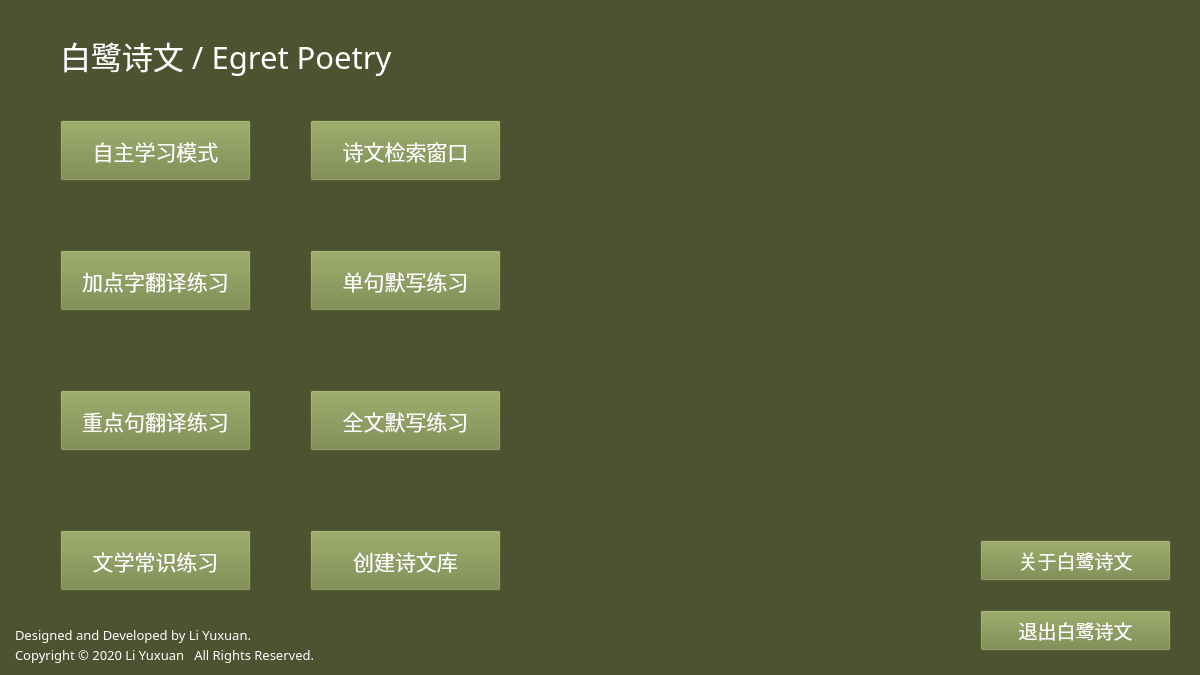
The window that Menu.ui (liyuxuan2003/EgretPoetry) describes before a commit, drawn with Qt 5.
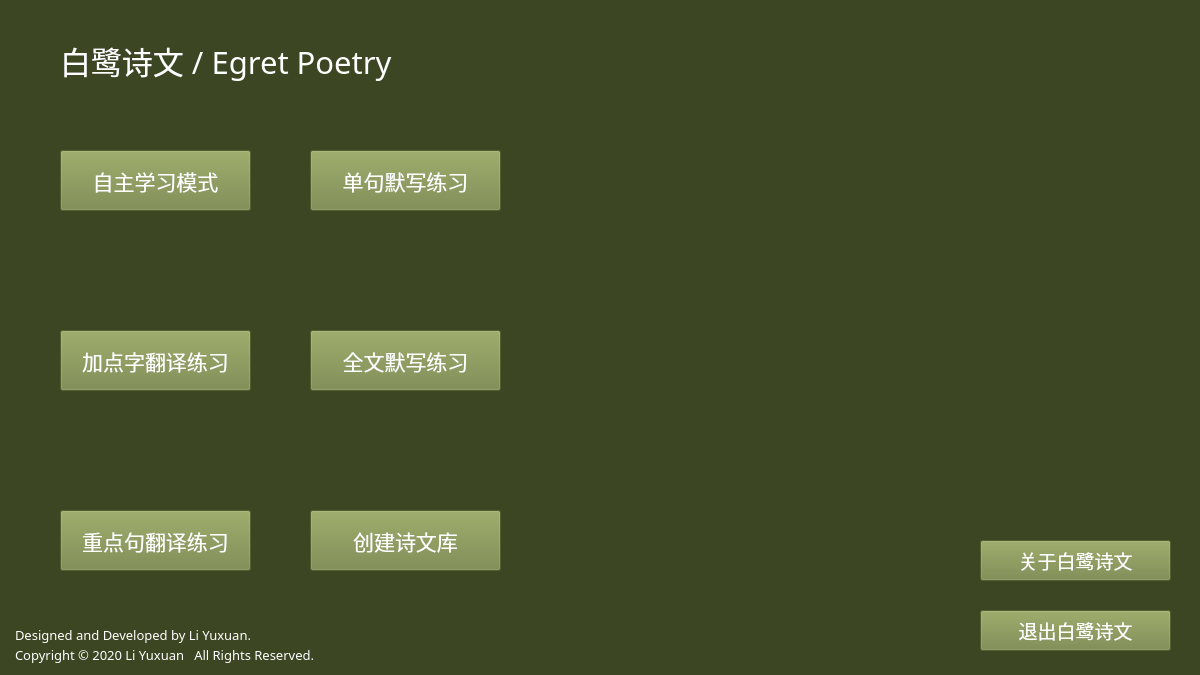
The same window after the commit. Icons and pictures are not drawn.

```diff
--- a/Menu.ui
+++ b/Menu.ui
@@ -14,36 +14,13 @@
    <string>Frame</string>
   </property>
   <property name="styleSheet">
-   <string notr="true">background-color: rgb(77, 83, 49);</string>
+   <string notr="true">background-color: rgb(60, 70, 35);</string>
   </property>
-  <widget class="QPushButton" name="pushButtonLiteraryKnowledge">
-   <property name="geometry">
-    <rect>
-     <x>60</x>
-     <y>530</y>
-     <width>191</width>
-     <height>61</height>
-    </rect>
-   </property>
-   <property name="font">
-    <font>
-     <family>等线</family>
-     <pointsize>16</pointsize>
-    </font>
-   </property>
-   <property name="styleSheet">
-    <string notr="true">background-color: rgb(117, 133, 67);
-color: rgb(255, 255, 255);</string>
-   </property>
-   <property name="text">
-    <string>文学常识练习</string>
-   </property>
-  </widget>
   <widget class="QPushButton" name="pushButtonDataInput">
    <property name="geometry">
     <rect>
      <x>310</x>
-     <y>530</y>
+     <y>510</y>
      <width>191</width>
      <height>61</height>
     </rect>
@@ -88,7 +65,7 @@
    <property name="geometry">
     <rect>
      <x>60</x>
-     <y>25</y>
+     <y>30</y>
      <width>471</width>
      <height>61</height>
     </rect>
@@ -110,7 +87,7 @@
    <property name="geometry">
     <rect>
      <x>310</x>
-     <y>250</y>
+     <y>150</y>
      <width>191</width>
      <height>61</height>
     </rect>
@@ -162,7 +139,7 @@
     </rect>
    </property>
    <property name="styleSheet">
-    <string notr="true">color: rgb(255, 255, 255);</string>
+    <string notr="true">image: url(:/PNG/Icon/EgretPoetryB.png);</string>
    </property>
    <property name="text">
     <string/>
@@ -190,34 +167,11 @@
     <string>Designed and Developed by Li Yuxuan.</string>
    </property>
   </widget>
-  <widget class="QPushButton" name="pushButtonSearch">
-   <property name="geometry">
-    <rect>
-     <x>310</x>
-     <y>120</y>
-     <width>191</width>
-     <height>61</height>
-    </rect>
-   </property>
-   <property name="font">
-    <font>
-     <family>等线</family>
-     <pointsize>16</pointsize>
-    </font>
-   </property>
-   <property name="styleSheet">
-    <string notr="true">background-color: rgb(117, 133, 67);
-color: rgb(255, 255, 255);</string>
-   </property>
-   <property name="text">
-    <string>诗文检索窗口</string>
-   </property>
-  </widget>
   <widget class="QPushButton" name="pushButtonReciteWhole">
    <property name="geometry">
     <rect>
      <x>310</x>
-     <y>390</y>
+     <y>330</y>
      <width>191</width>
      <height>61</height>
     </rect>
@@ -240,7 +194,7 @@
    <property name="geometry">
     <rect>
      <x>60</x>
-     <y>390</y>
+     <y>510</y>
      <width>191</width>
      <height>61</height>
     </rect>
@@ -263,7 +217,7 @@
    <property name="geometry">
     <rect>
      <x>60</x>
-     <y>250</y>
+     <y>330</y>
      <width>191</width>
      <height>61</height>
     </rect>
@@ -309,7 +263,7 @@
    <property name="geometry">
     <rect>
      <x>60</x>
-     <y>120</y>
+     <y>150</y>
      <width>191</width>
      <height>61</height>
     </rect>
```
Left out of the diff: 18 changed lines with no effect on the pictures.
